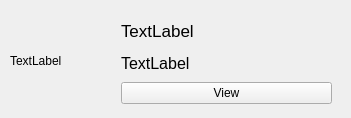
Old version of the form jobicon.ui in the repository KNajjary/LinkedIn.
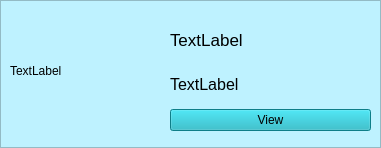
New version of the form.

Patch:
```diff
--- a/jobicon.ui
+++ b/jobicon.ui
@@ -6,8 +6,8 @@
    <rect>
     <x>0</x>
     <y>0</y>
-    <width>351</width>
-    <height>118</height>
+    <width>381</width>
+    <height>148</height>
    </rect>
   </property>
   <property name="windowTitle">
@@ -18,21 +18,21 @@
     <rect>
      <x>10</x>
      <y>20</y>
-     <width>101</width>
-     <height>81</height>
+     <width>151</width>
+     <height>101</height>
     </rect>
    </property>
    <property name="text">
     <string>TextLabel</string>
    </property>
   </widget>
-  <widget class="QWidget" name="">
+  <widget class="QWidget" name="layoutWidget">
    <property name="geometry">
     <rect>
-     <x>121</x>
-     <y>18</y>
-     <width>211</width>
-     <height>86</height>
+     <x>170</x>
+     <y>20</y>
+     <width>201</width>
+     <height>111</height>
     </rect>
    </property>
    <layout class="QVBoxLayout" name="verticalLayout">
@@ -62,6 +62,10 @@
     </item>
     <item>
      <widget class="QPushButton" name="pushButton_View">
+      <property name="styleSheet">
+       <string notr="true">background-color: rgb(20,176,191);
+</string>
+      </property>
       <property name="text">
        <string>View</string>
       </property>
@@ -69,6 +73,29 @@
     </item>
    </layout>
   </widget>
+  <widget class="QFrame" name="frame">
+   <property name="geometry">
+    <rect>
+     <x>0</x>
+     <y>0</y>
+     <width>381</width>
+     <height>148</height>
+    </rect>
+   </property>
+   <property name="styleSheet">
+    <string notr="true">background-color: rgb(190, 242, 255);
+</string>
+   </property>
+   <property name="frameShape">
+    <enum>QFrame::StyledPanel</enum>
+   </property>
+   <property name="frameShadow">
+    <enum>QFrame::Raised</enum>
+   </property>
+  </widget>
+  <zorder>frame</zorder>
+  <zorder>label_Prof</zorder>
+  <zorder>layoutWidget</zorder>
  </widget>
  <resources/>
  <connections/>
```
